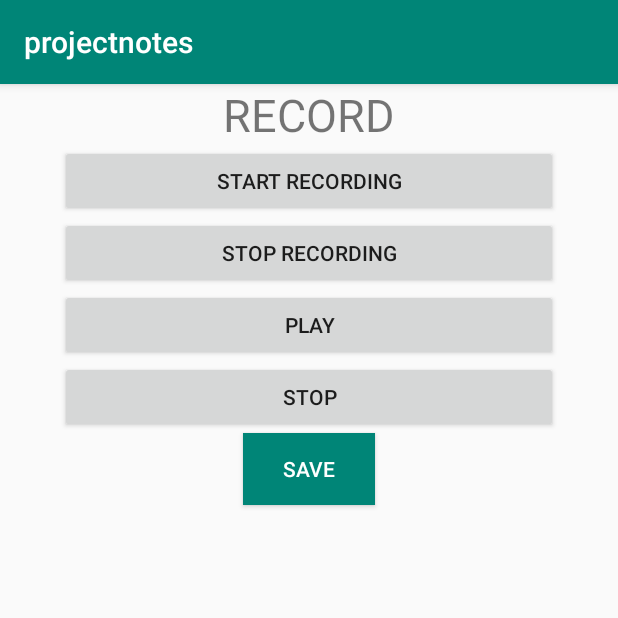
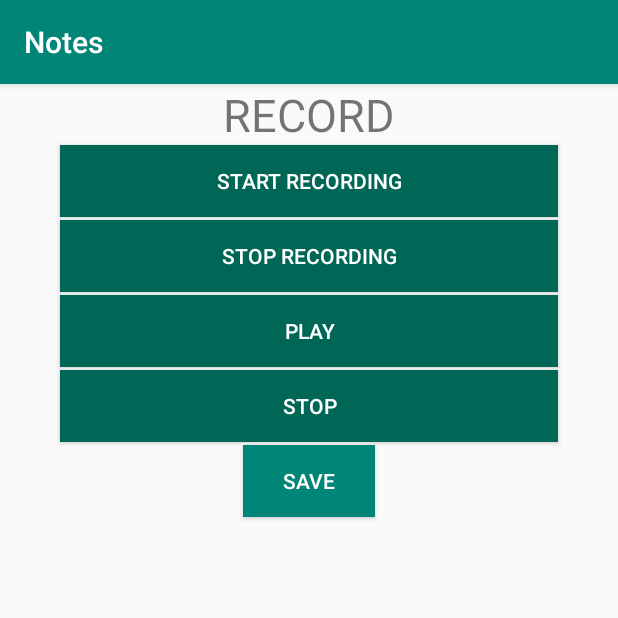
Before and after one commit to Simranjeetkaur2905/final, an Android app: the Recording screen opened directly, with no data from a screen before it, on a phone screen of 412 x 824 dp, the top half of it. Run offline under Robolectric (Android 15) with nearby library versions, the phone set to English and light mode, and no system bars.

Commit message:
UI changes

```diff
--- a/app/src/main/res/layout/activity_main.xml
+++ b/app/src/main/res/layout/activity_main.xml
@@ -9,13 +9,11 @@
 
     <Button
         android:id="@+id/add_btn"
-        android:layout_width="66dp"
+        android:layout_width="55dp"
         android:layout_height="wrap_content"
         android:layout_gravity="right"
         android:background="@drawable/ic_add_circle_outline_black_24dp"
-
         android:textColor="#fff"
-
         />
     <com.baoyz.swipemenulistview.SwipeMenuListView
         android:id="@+id/list_view"
--- a/app/src/main/res/layout/activity_recording.xml
+++ b/app/src/main/res/layout/activity_recording.xml
@@ -19,28 +19,39 @@
         android:layout_marginHorizontal="40dp"
         android:layout_width="match_parent"
         android:layout_height="wrap_content"
-        android:text="@string/record"/>
+        android:text="@string/record"
+        android:textColor="#fff"
+        android:background="#065"/>
 
     <Button
         android:id="@+id/btn_stop_record"
         android:layout_marginHorizontal="40dp"
         android:layout_width="match_parent"
         android:layout_height="wrap_content"
-        android:text="@string/stop_recording"/>
+        android:text="@string/stop_recording"
+        android:textColor="#fff"
+        android:background="#065"
+        android:layout_marginTop="2dp"/>
 
     <Button
         android:id="@+id/btn_play"
         android:layout_width="match_parent"
         android:layout_height="wrap_content"
         android:layout_marginHorizontal="40dp"
-        android:text="@string/play"/>
+        android:text="@string/play"
+        android:textColor="#fff"
+        android:background="#065"
+        android:layout_marginTop="2dp"/>
 
     <Button
         android:id="@+id/btn_stop"
         android:layout_width="match_parent"
         android:layout_height="wrap_content"
         android:layout_marginHorizontal="40dp"
-        android:text="@string/stop"/>
+        android:text="@string/stop"
+        android:textColor="#fff"
+        android:background="#065"
+        android:layout_marginTop="2dp"/>
 
     <Button
         android:layout_width="wrap_content"
@@ -49,6 +60,7 @@
         android:background="@color/colorPrimary"
         android:text="SAVE"
         android:id="@+id/save_recording"
+        android:layout_marginTop="2dp"
         android:textColor="#fff"/>
 
 
--- a/app/src/main/res/values/strings.xml
+++ b/app/src/main/res/values/strings.xml
@@ -1,5 +1,5 @@
 <resources>
-    <string name="app_name">projectnotes</string>
+    <string name="app_name">Notes</string>
     <string name="record_audio">RECORD</string>
     <string name="record">Start Recording</string>
     <string name="stop_recording">STOP RECORDING</string>
```
Also changed, not shown: app/src/main/res/layout/activity_detailofnotes.xml (+1 -12 lines), app/src/main/res/layout/activity_listofnotes.xml (+3 -18 lines).
